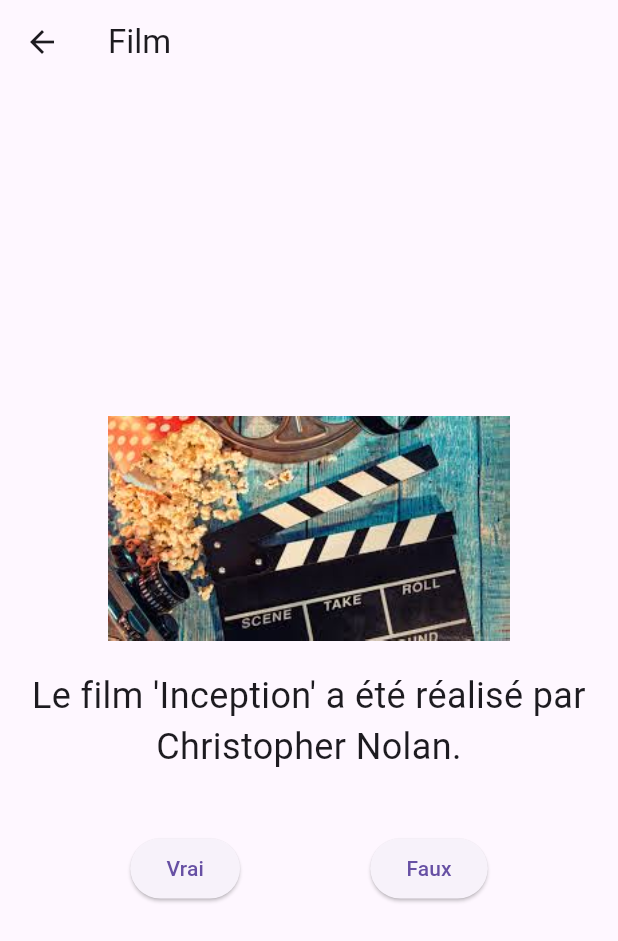
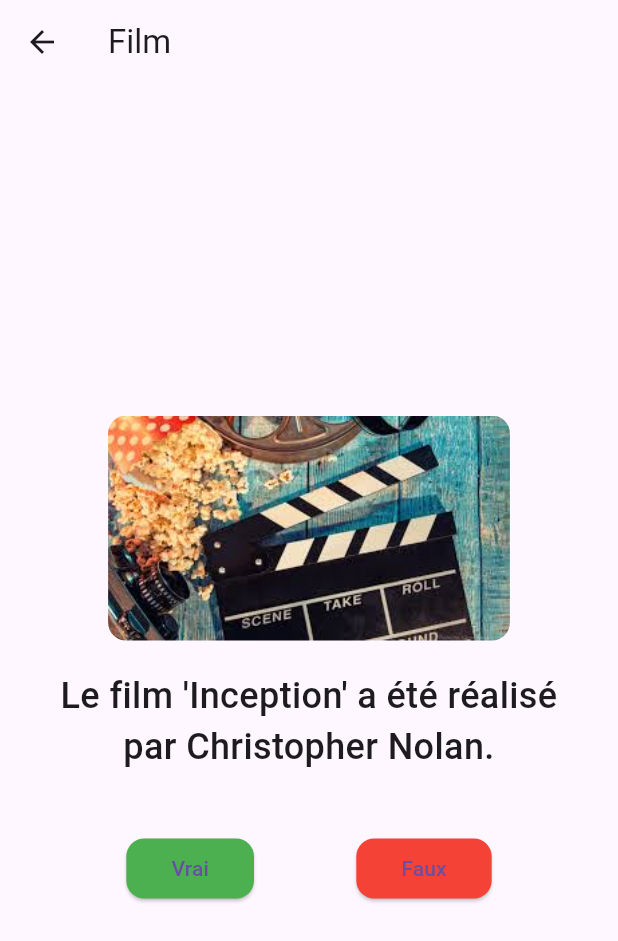
Before and after one commit to Jeanga7/piscine-flutter, a Flutter app: the screen it shows after launch, after a tap on "Film", on a phone screen of 412 x 824 dp. Shown: the top 941 px of the screen. Run offline on Flutter 3.47's test engine with Material 3 defaults, Android fonts, the phone set to English and light mode, and no system bars; our stand-ins replace device_preview, qr_flutter.

Commit message:
update screen category

```diff
--- a/quiz_app/lib/screens/categories_screen.dart
+++ b/quiz_app/lib/screens/categories_screen.dart
@@ -8,36 +8,68 @@ class CategoriesScreen extends StatelessWidget {
   @override
   Widget build(BuildContext context) {
     return Scaffold(
-      appBar: AppBar(title: Text('Select a Category')),
-      body: GridView.count(
+      appBar: AppBar(
+        title: Text('Select a Category'),
+        backgroundColor: Colors.deepPurple,
+      ),
+      body: SingleChildScrollView( // Wrap everything in a scrollable view
+        child: Padding(
+          padding: const EdgeInsets.all(16),
+          child: GridView.count(
+            shrinkWrap: true, // Ensures the GridView takes only as much space as needed
             crossAxisCount: 2,
-        padding: const EdgeInsets.all(16),
             crossAxisSpacing: 16,
             mainAxisSpacing: 16,
-        children:
-            categories.map((cat) {
+            children: categories.map((cat) {
               return GestureDetector(
                 onTap: () {
                   Navigator.push(
                     context,
                     MaterialPageRoute(
-                      builder:
-                          (context) => DetailedView(category: cat),
+                      builder: (context) => DetailedView(category: cat),
                     ),
                   );
                 },
-                child: Column(
+                child: Card(
+                  elevation: 5,
+                  shape: RoundedRectangleBorder(
+                    borderRadius: BorderRadius.circular(12),
+                  ),
+                  child: Stack(
+                    alignment: Alignment.center, // Centers the content in the Stack
                     children: [
-                    Expanded(
-                      child: Image.asset(cat.imageUrl, fit: BoxFit.cover),
+                      // Image as background
+                      ClipRRect(
+                        borderRadius: BorderRadius.circular(12),
+                        child: Image.asset(
+                          cat.imageUrl,
+                          fit: BoxFit.cover,
+                          height: 150,
+                          width: double.infinity,
                         ),
-                    SizedBox(height: 8),
-                    Text(cat.name, style: TextStyle(fontSize: 18)),
+                      ),
+                      // Category name overlaid on the image
+                      Container(
+                        color: Colors.black.withOpacity(0.5), // Semi-transparent background
+                        padding: const EdgeInsets.symmetric(horizontal: 8.0, vertical: 4.0),
+                        child: Text(
+                          cat.name,
+                          style: const TextStyle(
+                            fontSize: 18,
+                            fontWeight: FontWeight.bold,
+                            color: Colors.white,
+                          ),
+                          textAlign: TextAlign.center,
+                        ),
+                      ),
                     ],
+                  ),
                 ),
               );
             }).toList(),
           ),
+        ),
+      ),
     );
   }
 }
--- a/quiz_app/lib/screens/quiz_screen.dart
+++ b/quiz_app/lib/screens/quiz_screen.dart
@@ -7,9 +7,8 @@ class DetailedView extends StatefulWidget {
   const DetailedView({super.key, required this.category});
 
   @override
-  State<DetailedView>  createState() => _DetailedViewState();
+  State<DetailedView> createState() => _DetailedViewState();
 }
-
 
 class _DetailedViewState extends State<DetailedView> {
   int currentQuestionIndex = 0;
@@ -26,11 +25,11 @@ class _DetailedViewState extends State<DetailedView> {
       SnackBar(
         content: Text(isCorrect ? "Correct!" : "Incorrect!"),
         backgroundColor: isCorrect ? Colors.green : Colors.red,
-        duration: Duration(microseconds: 500),
+        duration: const Duration(milliseconds: 500),
       ),
     );
 
-    Future.delayed(Duration(milliseconds: 600), () {
+    Future.delayed(const Duration(milliseconds: 600), () {
       if (currentQuestionIndex < widget.category.questions.length - 1) {
         setState(() {
           currentQuestionIndex++;
@@ -54,35 +53,58 @@ class _DetailedViewState extends State<DetailedView> {
 
     return Scaffold(
       appBar: AppBar(title: Text(widget.category.name)),
-      body: Column(
+      body: Padding(
+        padding: const EdgeInsets.all(16.0),
+        child: Column(
           mainAxisAlignment: MainAxisAlignment.center,
           children: [
-          Image.asset(widget.category.imageUrl, height: 150),
-          SizedBox(height: 20),
+            ClipRRect(
+              borderRadius: BorderRadius.circular(12),
+              child: Image.asset(widget.category.imageUrl, height: 150),
+            ),
+            const SizedBox(height: 20),
             Padding(
               padding: const EdgeInsets.symmetric(horizontal: 16.0),
               child: Text(
                 question.question,
                 textAlign: TextAlign.center,
-              style: TextStyle(fontSize: 24),
+                style: const TextStyle(
+                  fontSize: 24,
+                  fontWeight: FontWeight.w500,
                 ),
               ),
-          SizedBox(height: 40),
+            ),
+            const SizedBox(height: 40),
             Row(
               mainAxisAlignment: MainAxisAlignment.spaceEvenly,
               children: [
                 ElevatedButton(
+                  style: ElevatedButton.styleFrom(
+                    padding: const EdgeInsets.symmetric(horizontal: 30),
+                    backgroundColor: Colors.green,
+                    shape: RoundedRectangleBorder(
+                      borderRadius: BorderRadius.circular(12),
+                    ),
+                  ),
                   onPressed: () => answerQuestion(true),
-                child: Text("Vrai"),
+                  child: const Text("Vrai"),
                 ),
                 ElevatedButton(
+                  style: ElevatedButton.styleFrom(
+                    padding: const EdgeInsets.symmetric(horizontal: 30),
+                    backgroundColor: Colors.red,
+                    shape: RoundedRectangleBorder(
+                      borderRadius: BorderRadius.circular(12),
+                    ),
+                  ),
                   onPressed: () => answerQuestion(false),
-                child: Text("Faux"),
+                  child: const Text("Faux"),
                 ),
               ],
             ),
           ],
         ),
+      ),
     );
   }
 }
```
Also changed, not shown: quiz_app/lib/screens/score_screen.dart (+25 -8 lines). Lines whose indentation alone changed are shown as unchanged.
